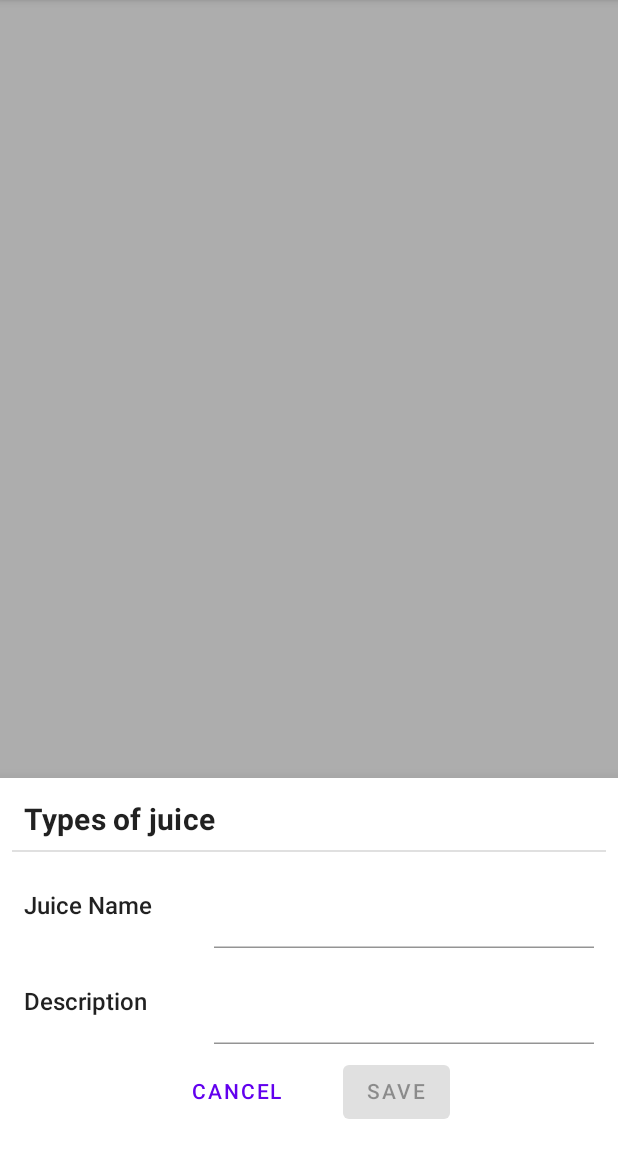
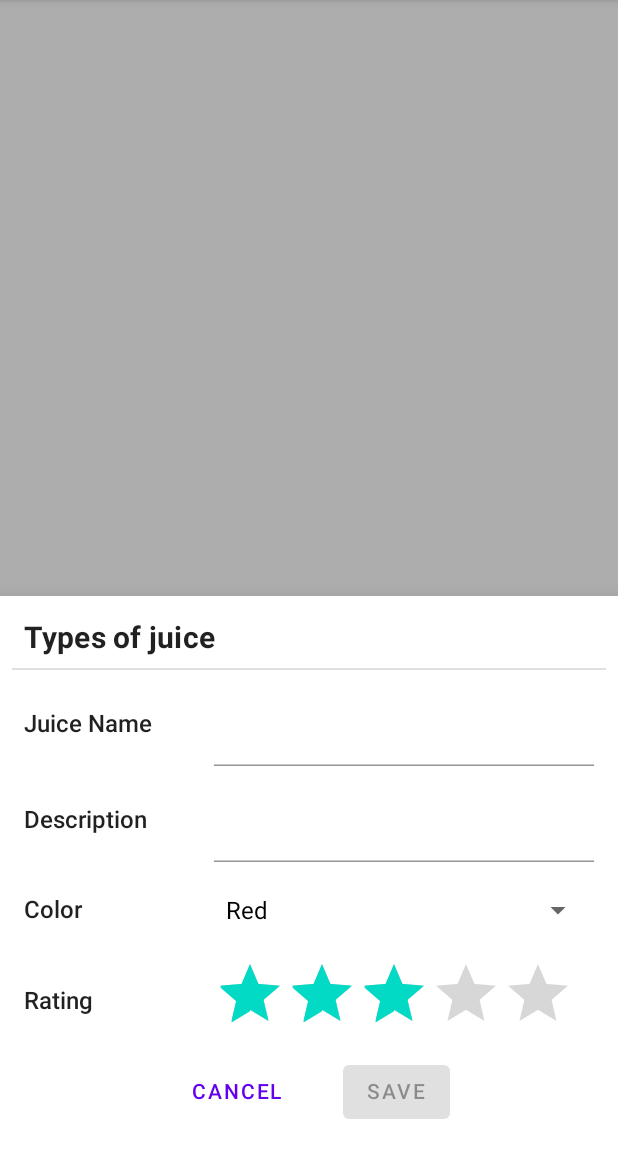
Before and after one commit to mspath/juicetracker_composed, an Android app built with Jetpack Compose: the screen it shows after launch (MainActivity), after a tap on "Add juice", on a phone screen of 412 x 824 dp, the part 84-1236 px from its top. Run offline under Robolectric (Android 15) with nearby library versions, the phone set to English and light mode, and no system bars; our stand-ins replace Room's generated code.

Commit message:
implement Spinner and RatingBar via Views

```diff
--- a/app/build.gradle
+++ b/app/build.gradle
@@ -49,10 +49,12 @@ dependencies {
     implementation "androidx.compose.material:material"
     implementation "androidx.compose.ui:ui"
     implementation "androidx.compose.ui:ui-tooling-preview"
-    implementation "androidx.lifecycle:lifecycle-runtime-ktx:2.5.0"
-    implementation "androidx.lifecycle:lifecycle-viewmodel-compose:2.5.0"
+    implementation "androidx.lifecycle:lifecycle-runtime-ktx:2.5.1"
+    implementation "androidx.lifecycle:lifecycle-viewmodel-compose:2.5.1"
     implementation "androidx.room:room-runtime:2.5.0"
     implementation "androidx.room:room-ktx:2.5.0"
+    implementation "com.google.android.gms:play-services-ads:21.3.0"
+    implementation 'androidx.core:core-ktx:+'
     ksp "androidx.room:room-compiler:2.5.0"
     debugImplementation "androidx.compose.ui:ui-tooling"
 }
--- a/app/src/main/AndroidManifest.xml
+++ b/app/src/main/AndroidManifest.xml
@@ -26,6 +26,9 @@
         android:supportsRtl="true"
         android:theme="@style/Theme.JuiceTracker"
         tools:targetApi="33">
+        <meta-data
+            android:name="com.google.android.gms.ads.APPLICATION_ID"
+            android:value="ca-app-pub-3940256099942544~3347511713" />
         <activity
             android:name=".MainActivity"
             android:exported="true"
--- /dev/null
+++ b/app/src/main/java/com/example/juicetracker/ui/bottomsheet/ColorSpinnerRow.kt
@@ -0,0 +1,52 @@
+package com.example.juicetracker.ui.bottomsheet
+
+import android.view.View
+import android.widget.AdapterView
+import android.widget.ArrayAdapter
+import android.widget.Spinner
+import androidx.compose.foundation.layout.fillMaxWidth
+import androidx.compose.runtime.Composable
+import androidx.compose.ui.Modifier
+import androidx.compose.ui.res.stringResource
+import androidx.compose.ui.viewinterop.AndroidView
+import com.example.juicetracker.R
+import com.example.juicetracker.data.JuiceColor
+
+class SpinnerAdapter(val onColorChange: (Int) -> Unit): AdapterView.OnItemSelectedListener {
+    override fun onItemSelected(parent: AdapterView<*>?, view: View?, position: Int, id: Long) {
+        onColorChange(position)
+    }
+
+    override fun onNothingSelected(parent: AdapterView<*>?) {
+        onColorChange(JuiceColor.Red.ordinal)
+    }
+}
+
+@Composable
+fun ColorSpinnerRow(
+    colorSpinnerPosition: Int,
+    onColorChange: (Int) -> Unit,
+    modifier: Modifier = Modifier
+) {
+    val juiceColorArray =
+        JuiceColor.values().map { juiceColor -> stringResource(juiceColor.label) }
+    InputRow(inputLabel = stringResource(R.string.color), modifier = modifier) {
+        AndroidView(
+            modifier = Modifier.fillMaxWidth(),
+            factory = { context ->
+                Spinner(context).apply {
+                    adapter =
+                        ArrayAdapter(
+                            context,
+                            android.R.layout.simple_spinner_dropdown_item,
+                            juiceColorArray
+                        )
+                }
+            },
+            update = { spinner ->
+                spinner.setSelection(colorSpinnerPosition)
+                spinner.onItemSelectedListener = SpinnerAdapter(onColorChange)
+            }
+        )
+    }
+}
--- a/app/src/main/java/com/example/juicetracker/ui/bottomsheet/EntryBottomSheet.kt
+++ b/app/src/main/java/com/example/juicetracker/ui/bottomsheet/EntryBottomSheet.kt
@@ -109,6 +109,16 @@ fun SheetForm(
             fieldValue = juice.description,
             onValueChange = { description -> onUpdateJuice(juice.copy(description = description)) }
         )
+        ColorSpinnerRow(
+            colorSpinnerPosition = JuiceColor.valueOf(juice.color).ordinal,
+            onColorChange = { color ->
+                onUpdateJuice(juice.copy(color = JuiceColor.values()[color].name))
+            }
+        )
+        RatingInputRow(
+            rating = juice.rating,
+            onRatingChange = { rating -> onUpdateJuice(juice.copy(rating = rating)) }
+        )
         ButtonRow(
             modifier = Modifier.align(Alignment.CenterHorizontally),
             onCancel = onCancel,
--- /dev/null
+++ b/app/src/main/java/com/example/juicetracker/ui/bottomsheet/RatingInputRow.kt
@@ -0,0 +1,33 @@
+package com.example.juicetracker.ui.bottomsheet
+
+import android.widget.RatingBar
+import androidx.compose.foundation.layout.padding
+import androidx.compose.runtime.Composable
+import androidx.compose.ui.Modifier
+import androidx.compose.ui.res.stringResource
+import androidx.compose.ui.unit.dp
+import androidx.compose.ui.viewinterop.AndroidView
+import com.example.juicetracker.R
+
+/**
+ * Showing star rating by using RatingBar through AndroidView
+ */
+@Composable
+fun RatingInputRow(rating: Int, onRatingChange: (Int) -> Unit, modifier: Modifier = Modifier) {
+    InputRow(inputLabel = stringResource(R.string.rating), modifier = modifier) {
+        AndroidView(
+            factory = { context ->
+                RatingBar(context).apply {
+                    stepSize = 1f
+
+                }
+            },
+            update = { ratingBar ->
+                ratingBar.rating = rating.toFloat()
+                ratingBar.setOnRatingBarChangeListener { _, _, _ ->
+                    onRatingChange(ratingBar.rating.toInt())
+                }
+            }
+        )
+    }
+}
--- a/build.gradle
+++ b/build.gradle
@@ -1,12 +1,12 @@
 buildscript {
     ext {
-        kotlin_version = '1.8.0'
-        compose_compiler_version = '1.4.1'
+        kotlin_version = '1.8.10'
+        compose_compiler_version = '1.4.2'
     }
 }
 
 plugins {
     id 'com.android.application' version '7.4.2' apply false
     id 'com.android.library' version '7.4.2' apply false
-    id 'org.jetbrains.kotlin.android' version "$kotlin_version" apply false
+    id 'org.jetbrains.kotlin.android' version '1.8.10' apply false
 }
```
